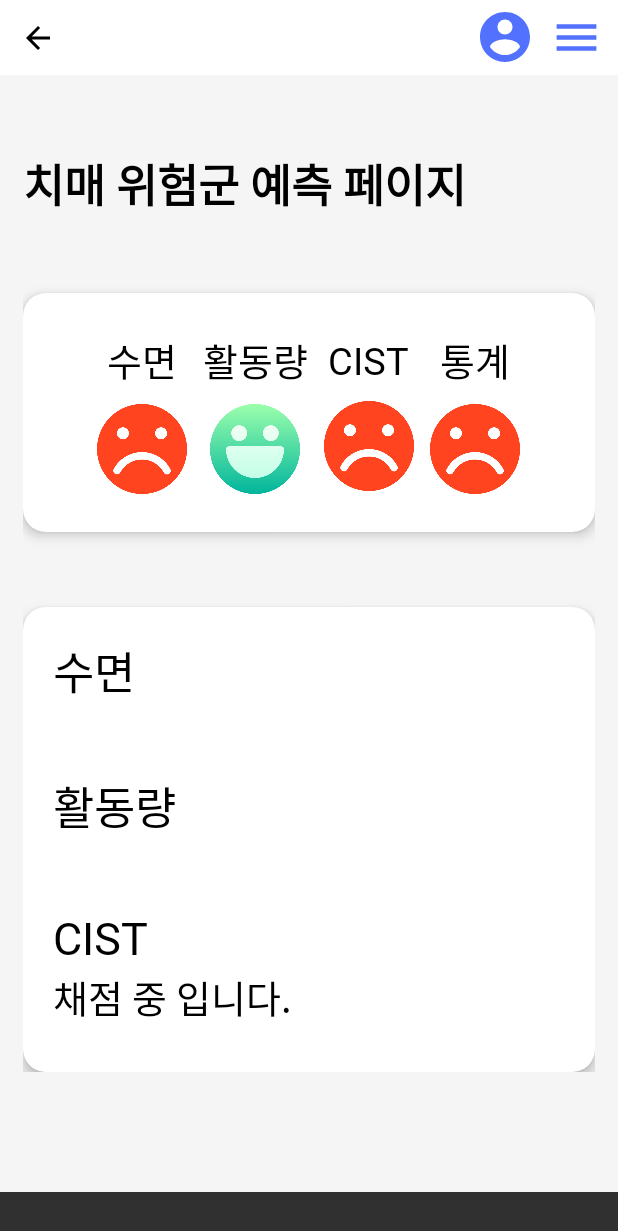
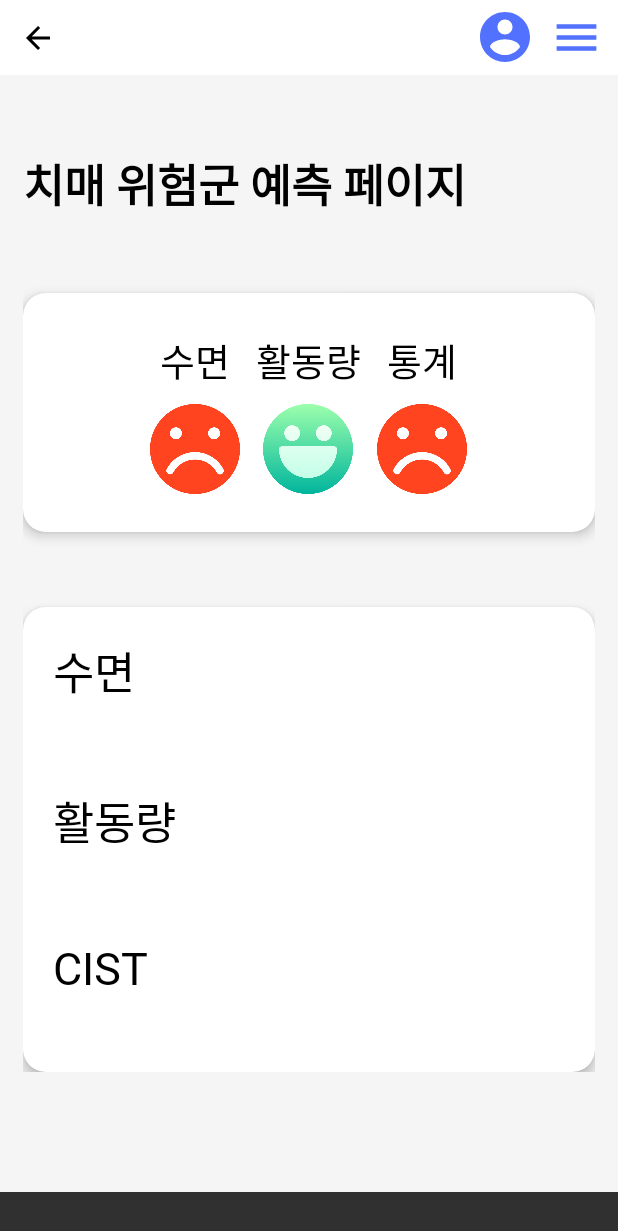
Before and after one commit to hshy1839/DPS, an Android app: the layout activity_dementia_risk.xml on its own in the app's theme, with its tools: preview values and no code run, on a phone screen of 412 x 824 dp. Shown: the top 1231 px of the screen. Run offline under Robolectric (Android 15) with nearby library versions, the light colour scheme and no system bars.

Commit message:
위험군페이지에서 cist 점수 디스플레이

```diff
--- a/app/src/main/java/com/woosuk/AgingInPlace/ApiService.kt
+++ b/app/src/main/java/com/woosuk/AgingInPlace/ApiService.kt
@@ -4,6 +4,7 @@ import com.woosuk.AgingInPlace.UserData
 import com.woosuk.AgingInPlace.CistQuestionResponse
 import com.google.gson.JsonObject
 import com.woosuk.AgingInPlace.CistResponseData
+import com.woosuk.AgingInPlace.CistScore
 import com.woosuk.AgingInPlace.MedicationResponse
 import retrofit2.Call
 import retrofit2.http.Body
@@ -36,4 +37,8 @@ interface ApiService {
 
     @POST("/api/android/cist_responses")
     fun postCistResponse(@Body data: CistResponseData): Call<JsonObject>
+
+    @GET("/api/android/cist_score")
+    fun getCistScore(@Query("userId") userId: Int): Call<JsonObject>
+
 }
--- a/app/src/main/java/com/woosuk/AgingInPlace/DataClasses.kt
+++ b/app/src/main/java/com/woosuk/AgingInPlace/DataClasses.kt
@@ -57,3 +57,8 @@ data class CistResponseData(
     val questionId: Int,
     val responses: String
 )
+
+data class CistScore(
+    val userId: Int,
+    val mmse : Int,
+)
--- a/app/src/main/res/layout/activity_dementia_risk.xml
+++ b/app/src/main/res/layout/activity_dementia_risk.xml
@@ -147,7 +147,7 @@
             android:layout_gravity="center"
             android:layout_marginTop="10dp"/>
     </LinearLayout>
-        <LinearLayout
+       <!-- <LinearLayout
             android:layout_width="wrap_content"
             android:layout_height="wrap_content"
             android:layout_gravity="center"
@@ -169,7 +169,7 @@
                 android:src="@drawable/ic_bad"
                 android:layout_gravity="center"
                 android:layout_marginTop="10dp"/>
-        </LinearLayout>
+        </LinearLayout>-->
         <LinearLayout
             android:layout_width="wrap_content"
             android:layout_height="wrap_content"
@@ -239,7 +239,7 @@
                                 android:layout_width="match_parent"
                                 android:layout_height="wrap_content"
                                 android:orientation="vertical"
-                                android:layout_marginTop="10dp">
+                                android:layout_marginTop="20dp">
                                 <TextView
                                     android:layout_width="wrap_content"
                                     android:layout_height="wrap_content"
@@ -259,7 +259,7 @@
                                 android:layout_width="match_parent"
                                 android:layout_height="wrap_content"
                                 android:orientation="vertical"
-                                android:layout_marginTop="10dp">
+                                android:layout_marginTop="20dp">
                                 <TextView
                                     android:layout_width="wrap_content"
                                     android:layout_height="wrap_content"
@@ -268,9 +268,10 @@
                                     android:textColor="@android:color/black"
                                     android:textSize="30sp"/>
                                 <TextView
+                                    android:id="@+id/cist_score_text"
                                     android:layout_width="wrap_content"
                                     android:layout_height="wrap_content"
-                                    android:text="채점 중 입니다."
+                                    android:text=""
                                     android:textColor="@android:color/black"
                                     android:textSize="25sp"/>
                             </LinearLayout>
```
Also changed, not shown: app/src/main/java/com/woosuk/AgingInPlace/mainActivity/Workout/DementiaRiskActivity.kt (+53 -1 lines).
